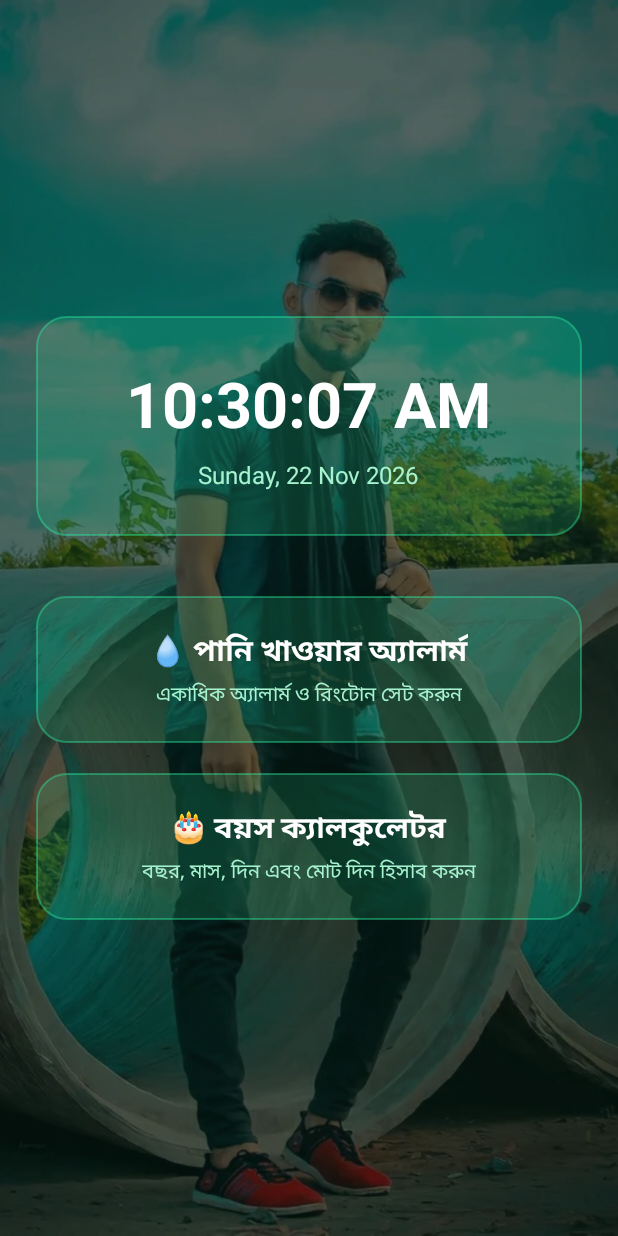
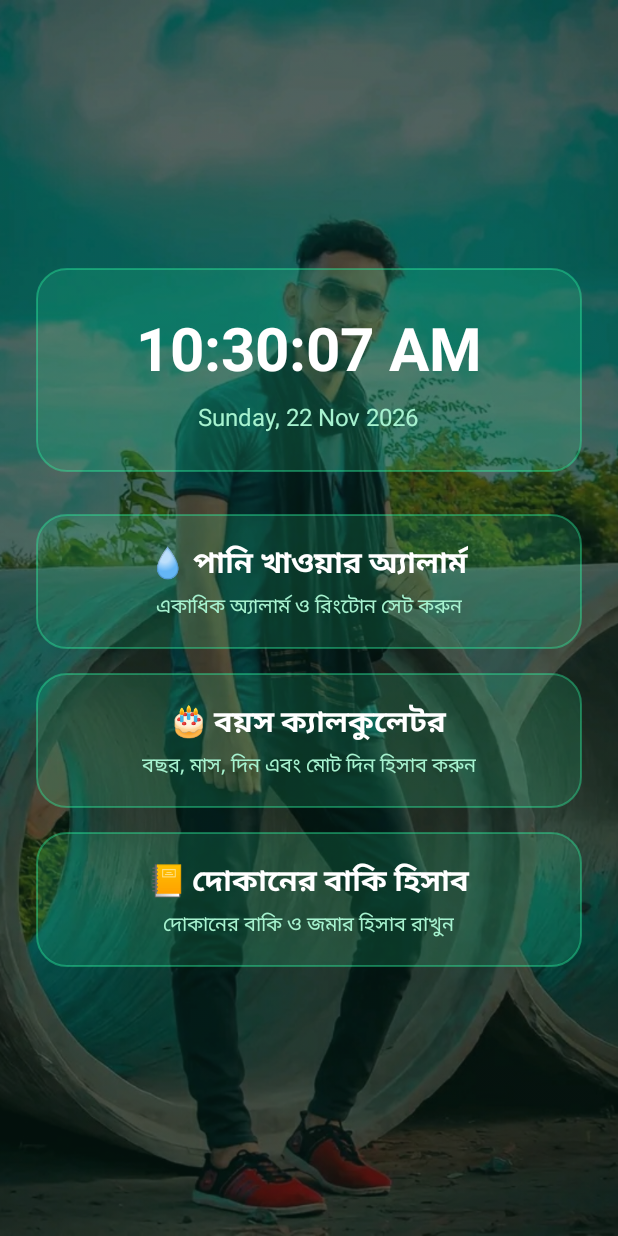
Before and after one commit to yeasinshorts2-prog/WaterAgeApp, an Android app: the screen it shows after launch (MainActivity), on a phone screen of 412 x 824 dp. Run offline under Robolectric (Android 15) with nearby library versions, the phone set to English and light mode, and no system bars.

Commit message:
Update activity_main.xml

```diff
--- a/app/src/main/res/layout/activity_main.xml
+++ b/app/src/main/res/layout/activity_main.xml
@@ -12,10 +12,15 @@
         android:scaleType="centerCrop"
         android:alpha="0.35" />
 
-    <!-- মূল কন্টেন্ট (ঘড়ি ও বাটন) -->
+    <!-- মূল কন্টেন্ট (ঘড়ি ও ৩টি বাটন) -->
+    <ScrollView
+        android:layout_width="match_parent"
+        android:layout_height="match_parent"
+        android:fillViewport="true">
+
         <LinearLayout
             android:layout_width="match_parent"
-        android:layout_height="match_parent"
+            android:layout_height="wrap_content"
             android:gravity="center"
             android:orientation="vertical"
             android:padding="24dp">
@@ -27,8 +32,8 @@
                 android:background="@drawable/bg_glass_card"
                 android:gravity="center"
                 android:orientation="vertical"
-            android:padding="30dp"
-            android:layout_marginBottom="40dp">
+                android:padding="26dp"
+                android:layout_marginBottom="28dp">
 
                 <TextClock
                     android:id="@+id/textClockTime"
@@ -37,7 +42,7 @@
                     android:format12Hour="hh:mm:ss a"
                     android:format24Hour="HH:mm:ss"
                     android:textColor="#FFFFFF"
-                android:textSize="42sp"
+                    android:textSize="40sp"
                     android:textStyle="bold" />
 
                 <TextClock
@@ -61,8 +66,8 @@
                 android:focusable="true"
                 android:gravity="center"
                 android:orientation="vertical"
-            android:padding="22dp"
-            android:layout_marginBottom="20dp">
+                android:padding="18dp"
+                android:layout_marginBottom="16dp">
 
                 <TextView
                     android:layout_width="wrap_content"
@@ -91,7 +96,8 @@
                 android:focusable="true"
                 android:gravity="center"
                 android:orientation="vertical"
-            android:padding="22dp">
+                android:padding="18dp"
+                android:layout_marginBottom="16dp">
 
                 <TextView
                     android:layout_width="wrap_content"
@@ -110,6 +116,36 @@
                     android:textSize="13sp" />
             </LinearLayout>
 
+            <!-- অপশন ৩: দোকানের বাকি হিসাব -->
+            <LinearLayout
+                android:id="@+id/btnBakiHisab"
+                android:layout_width="match_parent"
+                android:layout_height="wrap_content"
+                android:background="@drawable/bg_glass_card"
+                android:clickable="true"
+                android:focusable="true"
+                android:gravity="center"
+                android:orientation="vertical"
+                android:padding="18dp">
+
+                <TextView
+                    android:layout_width="wrap_content"
+                    android:layout_height="wrap_content"
+                    android:text="📒 দোকানের বাকি হিসাব"
+                    android:textColor="#FFFFFF"
+                    android:textSize="20sp"
+                    android:textStyle="bold" />
+
+                <TextView
+                    android:layout_width="wrap_content"
+                    android:layout_height="wrap_content"
+                    android:layout_marginTop="4dp"
+                    android:text="দোকানের বাকি ও জমার হিসাব রাখুন"
+                    android:textColor="#A7F3D0"
+                    android:textSize="13sp" />
             </LinearLayout>
 
+        </LinearLayout>
+    </ScrollView>
+
 </FrameLayout>
```
Lines whose indentation alone changed are shown as unchanged.
